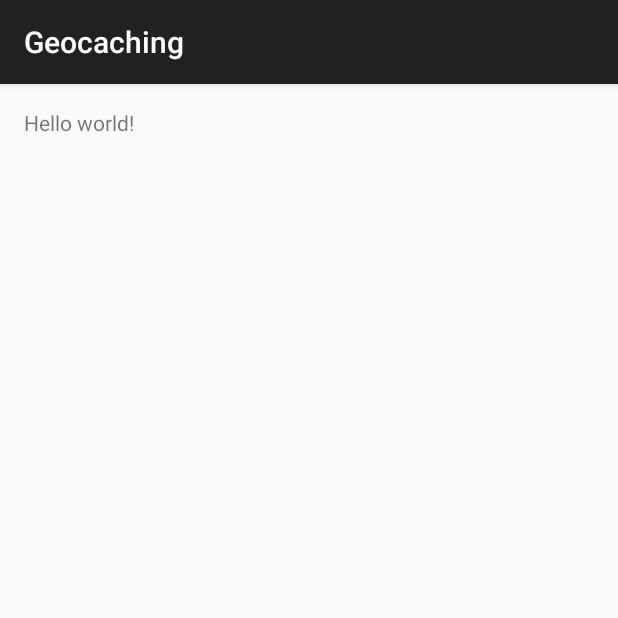
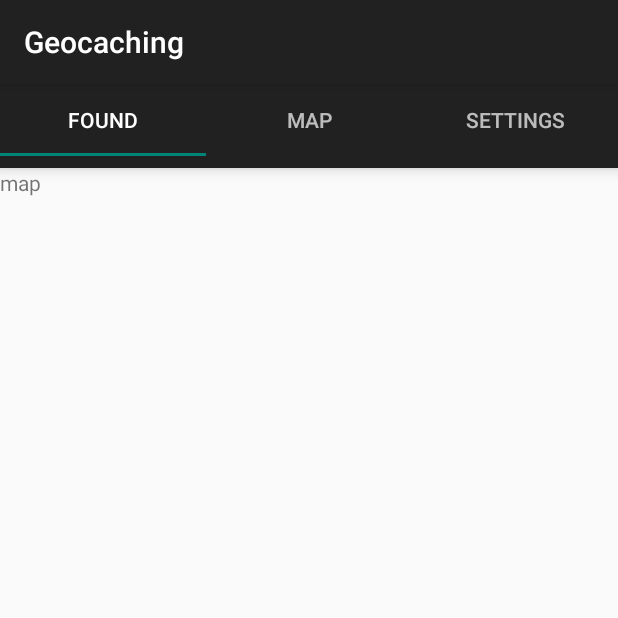
Before and after one commit to TechRetreat/learnathon, an Android app: the screen it shows after launch (MainActivity), on a phone screen of 412 x 824 dp, the top half of it. Run offline under Robolectric (Android 15) with nearby library versions, the phone set to English and light mode, and no system bars.

Commit message:
View pager for found, map, settings

```diff
--- a/mobile/android/Geocaching/app/build.gradle
+++ b/mobile/android/Geocaching/app/build.gradle
@@ -22,4 +22,5 @@ android {
 dependencies {
     compile fileTree(dir: 'libs', include: ['*.jar'])
     compile 'com.android.support:appcompat-v7:23.1.1'
+    compile 'com.android.support:design:23.1.1'
 }
--- a/mobile/android/Geocaching/app/src/main/java/techretreat/jgzuke/geocaching/MainActivity.java
+++ b/mobile/android/Geocaching/app/src/main/java/techretreat/jgzuke/geocaching/MainActivity.java
@@ -1,15 +1,98 @@
 package techretreat.jgzuke.geocaching;
 
+import android.app.ActionBar;
+import android.app.FragmentTransaction;
+import android.content.Context;
+import android.support.design.widget.TabLayout;
+import android.support.v4.app.Fragment;
+import android.support.v4.app.FragmentManager;
+import android.support.v4.app.FragmentPagerAdapter;
+import android.support.v4.app.FragmentStatePagerAdapter;
+import android.support.v4.view.ViewPager;
 import android.support.v7.app.AppCompatActivity;
 import android.os.Bundle;
-import android.view.Menu;
-import android.view.MenuItem;
+import android.support.v7.widget.Toolbar;
+
+import java.util.ArrayList;
+
+import techretreat.jgzuke.geocaching.FoundPage.FoundFragment;
+import techretreat.jgzuke.geocaching.MapPage.MapFragment;
+import techretreat.jgzuke.geocaching.SettingsPage.SettingsFragment;
 
 public class MainActivity extends AppCompatActivity {
+
+    static final int NUMBER_OF_TABS = 3;
+
+    ViewPager viewPager;
+    TabLayout tabLayout;
+    GeocachingPagerAdapter pagerAdapter;
 
     @Override
     protected void onCreate(Bundle savedInstanceState) {
         super.onCreate(savedInstanceState);
+
         setContentView(R.layout.activity_main);
+
+        viewPager = (ViewPager) findViewById(R.id.view_pager);
+
+        tabLayout = (TabLayout) findViewById(R.id.tab_layout);
+        tabLayout.addTab(tabLayout.newTab().setText(getString(R.string.found)));
+        tabLayout.addTab(tabLayout.newTab().setText(getString(R.string.map)));
+        tabLayout.addTab(tabLayout.newTab().setText(getString(R.string.settings)));
+        tabLayout.setTabGravity(TabLayout.GRAVITY_FILL);
+
+        pagerAdapter = new GeocachingPagerAdapter(getSupportFragmentManager());
+        viewPager.setAdapter(pagerAdapter);
+        viewPager.addOnPageChangeListener(new TabLayout.TabLayoutOnPageChangeListener(tabLayout));
+        tabLayout.setOnTabSelectedListener(new GeocachingTabSelectedListener());
+    }
+
+    @Override
+    protected void onSaveInstanceState(Bundle outState) {
+        super.onSaveInstanceState(outState);
+    }
+
+    public class GeocachingTabSelectedListener implements TabLayout.OnTabSelectedListener {
+
+        @Override
+        public void onTabSelected(TabLayout.Tab tab) {
+            viewPager.setCurrentItem(tab.getPosition());
+        }
+
+        @Override
+        public void onTabUnselected(TabLayout.Tab tab) {
+
+        }
+
+        @Override
+        public void onTabReselected(TabLayout.Tab tab) {
+
+        }
+    }
+
+    public class GeocachingPagerAdapter extends FragmentStatePagerAdapter {
+
+        public GeocachingPagerAdapter(FragmentManager fm) {
+            super(fm);
+        }
+
+        @Override
+        public Fragment getItem(int position) {
+            switch (position) {
+                case 0:
+                    return new FoundFragment();
+                case 1:
+                    return new MapFragment();
+                case 2:
+                    return new SettingsFragment();
+                default:
+                    return null;
+            }
+        }
+
+        @Override
+        public int getCount() {
+            return NUMBER_OF_TABS;
+        }
     }
 }
--- a/mobile/android/Geocaching/app/src/main/res/layout/activity_main.xml
+++ b/mobile/android/Geocaching/app/src/main/res/layout/activity_main.xml
@@ -1,5 +1,24 @@
-<fragment xmlns:android="http://schemas.android.com/apk/res/android"
-    xmlns:tools="http://schemas.android.com/tools" android:id="@+id/fragment"
-    android:name="techretreat.jgzuke.geocaching.FoundPage.FoundFragment"
-    tools:layout="@layout/fragment_found" android:layout_width="match_parent"
-    android:layout_height="match_parent" />
+<RelativeLayout
+    android:id="@+id/main_layout"
+    xmlns:android="http://schemas.android.com/apk/res/android"
+    xmlns:tools="http://schemas.android.com/tools"
+    android:layout_width="match_parent"
+    android:layout_height="match_parent"
+    tools:context=".MainActivity">
+
+    <android.support.design.widget.TabLayout
+        android:id="@+id/tab_layout"
+        android:layout_width="match_parent"
+        android:layout_height="wrap_content"
+        android:background="?attr/colorPrimary"
+        android:elevation="6dp"
+        android:minHeight="?attr/actionBarSize"
+        android:theme="@style/ThemeOverlay.AppCompat.Dark.ActionBar"/>
+
+    <android.support.v4.view.ViewPager
+        android:id="@+id/view_pager"
+        android:layout_width="match_parent"
+        android:layout_height="fill_parent"
+        android:layout_below="@id/tab_layout"/>
+
+</RelativeLayout>
--- a/mobile/android/Geocaching/app/src/main/res/layout/fragment_found.xml
+++ b/mobile/android/Geocaching/app/src/main/res/layout/fragment_found.xml
@@ -1,15 +1,9 @@
-<RelativeLayout xmlns:android="http://schemas.android.com/apk/res/android"
-    xmlns:tools="http://schemas.android.com/tools"
+<LinearLayout xmlns:android="http://schemas.android.com/apk/res/android"
+    android:orientation="vertical"
     android:layout_width="match_parent"
-    android:layout_height="match_parent"
-    android:paddingLeft="@dimen/activity_horizontal_margin"
-    android:paddingRight="@dimen/activity_horizontal_margin"
-    android:paddingTop="@dimen/activity_vertical_margin"
-    android:paddingBottom="@dimen/activity_vertical_margin"
-    tools:context=".MainActivityFragment">
+    android:layout_height="match_parent">
 
-    <TextView android:text="@string/hello_world"
+    <TextView android:text="map"
         android:layout_width="wrap_content"
         android:layout_height="wrap_content" />
-
-</RelativeLayout>
+</LinearLayout>
--- a/mobile/android/Geocaching/app/src/main/res/layout/fragment_map.xml
+++ b/mobile/android/Geocaching/app/src/main/res/layout/fragment_map.xml
@@ -1,6 +1,9 @@
-<?xml version="1.0" encoding="utf-8"?>
 <LinearLayout xmlns:android="http://schemas.android.com/apk/res/android"
-    android:orientation="vertical" android:layout_width="match_parent"
+    android:orientation="vertical"
+    android:layout_width="match_parent"
     android:layout_height="match_parent">
 
+    <TextView android:text="map"
+        android:layout_width="wrap_content"
+        android:layout_height="wrap_content" />
 </LinearLayout>
--- a/mobile/android/Geocaching/app/src/main/res/layout/fragment_settings.xml
+++ b/mobile/android/Geocaching/app/src/main/res/layout/fragment_settings.xml
@@ -1,6 +1,9 @@
-<?xml version="1.0" encoding="utf-8"?>
 <LinearLayout xmlns:android="http://schemas.android.com/apk/res/android"
-    android:orientation="vertical" android:layout_width="match_parent"
+    android:orientation="vertical"
+    android:layout_width="match_parent"
     android:layout_height="match_parent">
 
+    <TextView android:text="settings"
+        android:layout_width="wrap_content"
+        android:layout_height="wrap_content" />
 </LinearLayout>
--- a/mobile/android/Geocaching/app/src/main/res/values/strings.xml
+++ b/mobile/android/Geocaching/app/src/main/res/values/strings.xml
@@ -1,5 +1,6 @@
 <resources>
     <string name="app_name">Geocaching</string>
-    <string name="hello_world">Hello world!</string>
-    <string name="action_settings">Settings</string>
+    <string name="found">Found</string>
+    <string name="map">Map</string>
+    <string name="settings">Settings</string>
 </resources>
```
Also changed, not shown: 1 other file.
